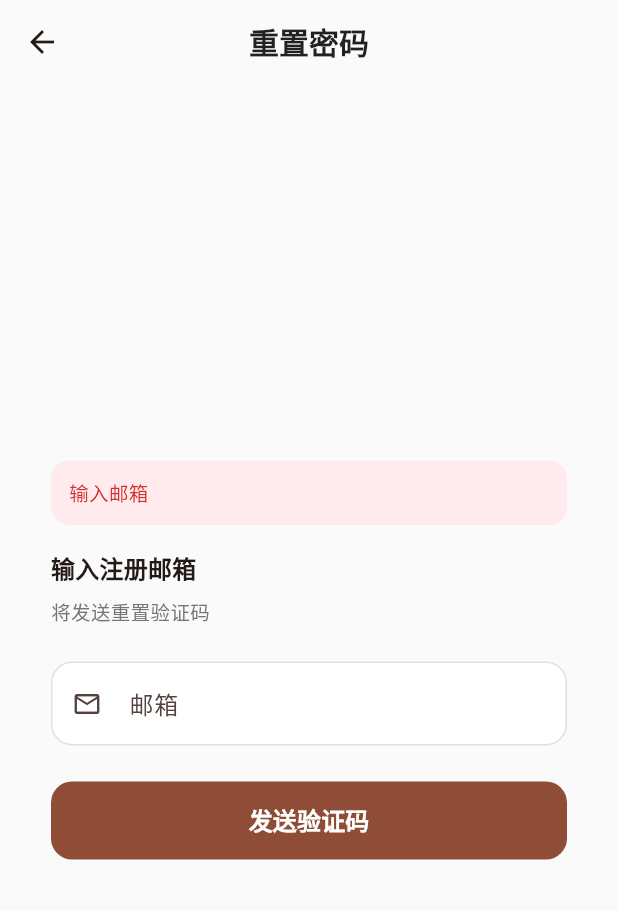
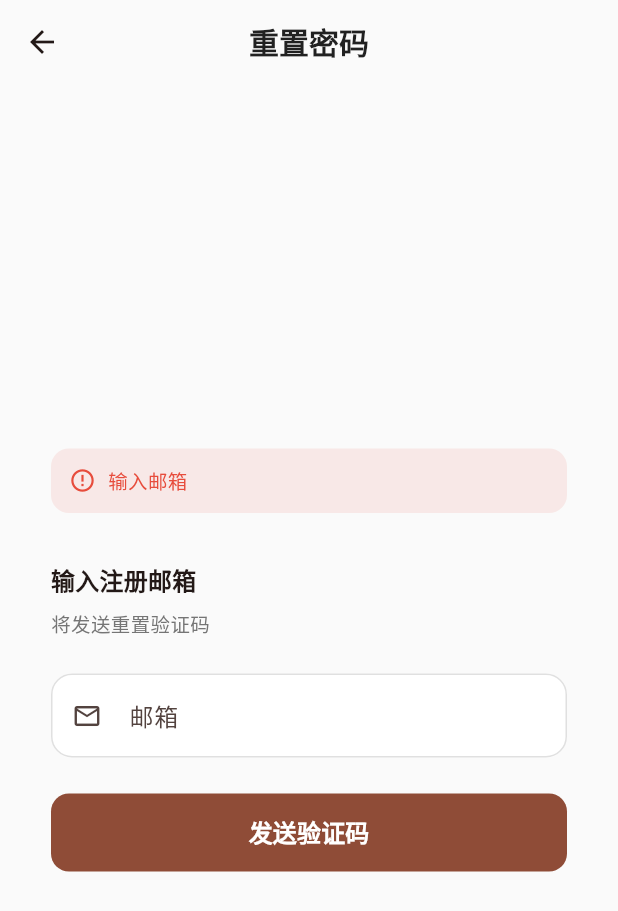
Before and after one commit to KaguyaTaketori/veeb, a Flutter app: the ForgotPasswordScreen screen opened directly, after a tap on "发送验证码", on a phone screen of 412 x 824 dp. Shown: the top 911 px of the screen. Run offline on Flutter 3.47's test engine with Material 3 defaults, Android fonts, the phone set to English and light mode, and no system bars; our stand-ins replace dio, drift, drift_flutter, fl_chart, flutter_dotenv, flutter_riverpod and 2 more; accounts and stored records are empty; generated files the repository leaves out were written again; network calls fail.

Commit message:
Refactor UI: introduce reusable widgets (VeeErrorBanner, VeeSubmitButton, VeeTextField, etc.) and update screens to use them

```diff
--- a/lib/screens/auth/forgot_password_screen.dart
+++ b/lib/screens/auth/forgot_password_screen.dart
@@ -5,6 +5,8 @@ import 'package:flutter_riverpod/flutter_riverpod.dart';
 import '../../api/auth_api.dart';
 import '../../exceptions/app_exception.dart';
 import '../../l10n/app_localizations.dart';
+import '../../widgets/ui_core/vee_submit_button.dart';
+import '../../widgets/ui_core/vee_error_banner.dart';
 
 class ForgotPasswordScreen extends ConsumerStatefulWidget {
   const ForgotPasswordScreen({super.key});
@@ -110,13 +112,7 @@ class _ForgotPasswordScreenState extends ConsumerState<ForgotPasswordScreen> {
               crossAxisAlignment: CrossAxisAlignment.stretch,
               children: [
                 if (_error != null) ...[
-                  Container(
-                    padding: const EdgeInsets.all(12),
-                    decoration: BoxDecoration(color: Colors.red.shade50,
-                        borderRadius: BorderRadius.circular(12)),
-                    child: Text(_error!,
-                        style: TextStyle(color: Colors.red.shade700, fontSize: 13)),
-                  ),
+                  VeeErrorBanner(message: _error!),
                   const SizedBox(height: 16),
                 ],
 
@@ -133,18 +129,10 @@ class _ForgotPasswordScreenState extends ConsumerState<ForgotPasswordScreen> {
                     decoration: _deco(l10n.email, Icons.email_outlined),
                   ),
                   const SizedBox(height: 24),
-                  SizedBox(height: 52,
-                    child: FilledButton(
-                      style: FilledButton.styleFrom(shape: RoundedRectangleBorder(
-                          borderRadius: BorderRadius.circular(14))),
-                      onPressed: _loading ? null : _sendCode,
-                      child: _loading
-                          ? const SizedBox(width: 20, height: 20,
-                              child: CircularProgressIndicator(
-                                  strokeWidth: 2, color: Colors.white))
-                          : Text(l10n.sendVerificationCode,
-                              style: const TextStyle(fontSize: 16, fontWeight: FontWeight.w600)),
-                    ),
+                  VeeSubmitButton(
+                    label: l10n.sendVerificationCode,
+                    onPressed: _loading ? null : _sendCode,
+                    isLoading: _loading,
                   ),
                 ] else ...[
                   Text(l10n.setNewPassword, style: Theme.of(context).textTheme.titleMedium
@@ -178,18 +166,10 @@ class _ForgotPasswordScreenState extends ConsumerState<ForgotPasswordScreen> {
                     decoration: _deco(l10n.confirmNewPassword, Icons.lock_outline),
                   ),
                   const SizedBox(height: 24),
-                  SizedBox(height: 52,
-                    child: FilledButton(
-                      style: FilledButton.styleFrom(shape: RoundedRectangleBorder(
-                          borderRadius: BorderRadius.circular(14))),
-                      onPressed: _loading ? null : _resetPassword,
-                      child: _loading
-                          ? const SizedBox(width: 20, height: 20,
-                              child: CircularProgressIndicator(
-                                  strokeWidth: 2, color: Colors.white))
-                          : Text(l10n.confirmReset,
-                              style: const TextStyle(fontSize: 16, fontWeight: FontWeight.w600)),
-                    ),
+                  VeeSubmitButton(
+                    label: l10n.confirmReset,
+                    onPressed: _loading ? null : _resetPassword,
+                    isLoading: _loading,
                   ),
                   const SizedBox(height: 12),
                   TextButton(
--- /dev/null
+++ b/lib/widgets/ui_core/vee_error_banner.dart
@@ -0,0 +1,40 @@
+import 'package:flutter/material.dart';
+import 'vee_tokens.dart';
+
+class VeeErrorBanner extends StatelessWidget {
+  final String message;
+  final EdgeInsetsGeometry margin;
+
+  const VeeErrorBanner({
+    super.key,
+    required this.message,
+    this.margin = const EdgeInsets.only(bottom: VeeTokens.s16),
+  });
+
+  @override
+  Widget build(BuildContext context) {
+    if (message.isEmpty) return const SizedBox.shrink();
+
+    return Container(
+      margin: margin,
+      padding: const EdgeInsets.all(VeeTokens.s12),
+      decoration: BoxDecoration(
+        color: VeeTokens.error.withOpacity(0.1),
+        borderRadius: BorderRadius.circular(VeeTokens.r12),
+      ),
+      child: Row(
+        crossAxisAlignment: CrossAxisAlignment.start,
+        children:[
+          Icon(Icons.error_outline, size: 18, color: VeeTokens.error),
+          const SizedBox(width: VeeTokens.s8),
+          Expanded(
+            child: Text(
+              message,
+              style: TextStyle(color: VeeTokens.error, fontSize: 13),
+            ),
+          ),
+        ],
+      ),
+    );
+  }
+}
--- /dev/null
+++ b/lib/widgets/ui_core/vee_submit_button.dart
@@ -0,0 +1,53 @@
+import 'package:flutter/material.dart';
+import 'vee_tokens.dart';
+
+class VeeSubmitButton extends StatelessWidget {
+  final String label;
+  final VoidCallback? onPressed;
+  final bool isLoading;
+  final bool isOutlined;
+  final IconData? icon;
+
+  const VeeSubmitButton({
+    super.key,
+    required this.label,
+    this.onPressed,
+    this.isLoading = false,
+    this.isOutlined = false,
+    this.icon,
+  });
+
+  @override
+  Widget build(BuildContext context) {
+    final style = isOutlined
+        ? OutlinedButton.styleFrom(
+            shape: RoundedRectangleBorder(borderRadius: BorderRadius.circular(VeeTokens.r12)),
+            side: BorderSide(color: VeeTokens.border),
+          )
+        : FilledButton.styleFrom(
+            shape: RoundedRectangleBorder(borderRadius: BorderRadius.circular(VeeTokens.r12)),
+          );
+
+    final Widget content = isLoading
+        ? const SizedBox(
+            width: 20, height: 20,
+            child: CircularProgressIndicator(strokeWidth: 2, color: Colors.white),
+          )
+        : Row(
+            mainAxisSize: MainAxisSize.min,
+            mainAxisAlignment: MainAxisAlignment.center,
+            children: [
+              if (icon != null) ...[Icon(icon, size: 20), const SizedBox(width: VeeTokens.s8)],
+              Text(label, style: const TextStyle(fontSize: 16, fontWeight: FontWeight.w600)),
+            ],
+          );
+
+    return SizedBox(
+      width: double.infinity,
+      height: 52,
+      child: isOutlined
+          ? OutlinedButton(onPressed: isLoading ? null : onPressed, style: style, child: content)
+          : FilledButton(onPressed: isLoading ? null : onPressed, style: style, child: content),
+    );
+  }
+}
--- /dev/null
+++ b/lib/widgets/ui_core/vee_tokens.dart
@@ -0,0 +1,32 @@
+import 'package:flutter/material.dart';
+
+/// 全局设计令牌 (Design Tokens)
+class VeeTokens {
+  // ── 间距 (Spacings) ──
+  static const double s4 = 4.0;
+  static const double s8 = 8.0;
+  static const double s12 = 12.0;
+  static const double s16 = 16.0;
+  static const double s20 = 20.0;
+  static const double s24 = 24.0;
+  static const double s32 = 32.0;
+  static const double s48 = 48.0;
+
+  // ── 圆角 (Border Radius) ──
+  static const double r8 = 8.0;
+  static const double r12 = 12.0;   // 内部元素、按钮、输入框
+  static const double r16 = 16.0;   // 列表卡片
+  static const double r20 = 20.0;   // 大模块底层卡片
+
+  // ── 语义化色彩 (Semantic Colors) ──
+  // 建议未来将这些颜色融入 ThemeData.colorScheme 中，这里暂作快速引用
+  static const Color success = Color(0xFF2ECC71);
+  static const Color error = Color(0xFFE74C3C);
+  static const Color warning = Color(0xFFF1C40F);
+  static const Color info = Color(0xFF3B8BD4);
+
+  static Color get border => Colors.grey.withOpacity(0.2);
+  static Color get background => Colors.grey.shade50;
+  static Color get textSecondary => Colors.grey.shade600;
+  static Color get textPlaceholder => Colors.grey.shade400;
+}
```
Also changed, not shown: lib/screens/add_edit_bill/add_edit_bill_screen.dart (+2 -10 lines), lib/screens/auth/login_screen.dart (+12 -41 lines), lib/screens/auth/register_screen.dart (+2 -23 lines), lib/screens/auth/verify_email_screen.dart (+2 -9 lines), lib/screens/ocr/ocr_screen.dart (+2 -8 lines), lib/screens/profile/change_password_screen.dart (+7 -20 lines), lib/screens/profile/edit_profile_screen.dart (+2 -7 lines), lib/screens/profile/profile_screen.dart (+2 -8 lines), lib/screens/transactions/add_edit_transaction_screen.dart (+2 -9 lines), lib/widgets/ui_core/vee_card.dart (added, +41 -0 lines), lib/widgets/ui_core/vee_empty_state.dart (added, +54 -0 lines), lib/widgets/ui_core/vee_list_tile.dart (added, +58 -0 lines), lib/widgets/ui_core/vee_setting_group.dart (added, +30 -0 lines), lib/widgets/ui_core/vee_text_field.dart (added, +77 -0 lines).
